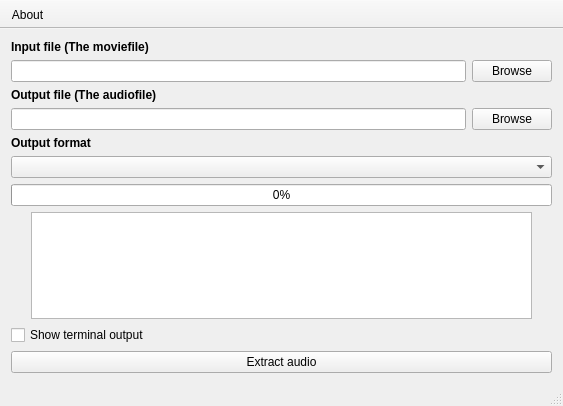
froksen/FAudioExtractor, file mainwindow.ui: the form before one commit.
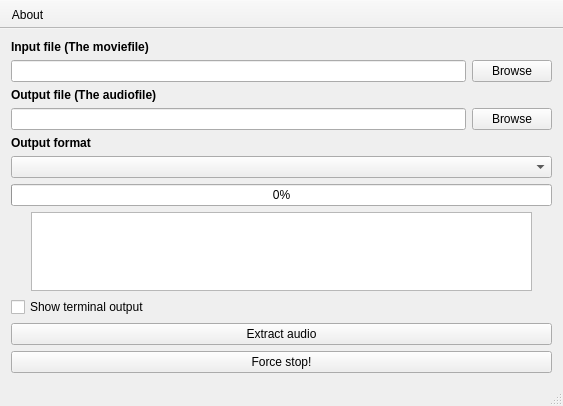
The form after the commit. Icons and pictures are not drawn.

Commit message: Added Force stop button

Diff of the .ui file:
```diff
--- a/mainwindow.ui
+++ b/mainwindow.ui
@@ -155,6 +155,13 @@
       </property>
      </widget>
     </item>
+    <item>
+     <widget class="QPushButton" name="pushButton_2">
+      <property name="text">
+       <string>Force stop!</string>
+      </property>
+     </widget>
+    </item>
    </layout>
   </widget>
   <widget class="QMenuBar" name="menuBar">
```
Left out of the diff: 4 changed lines with no effect on the pictures. The commit also changes 3 other files.
